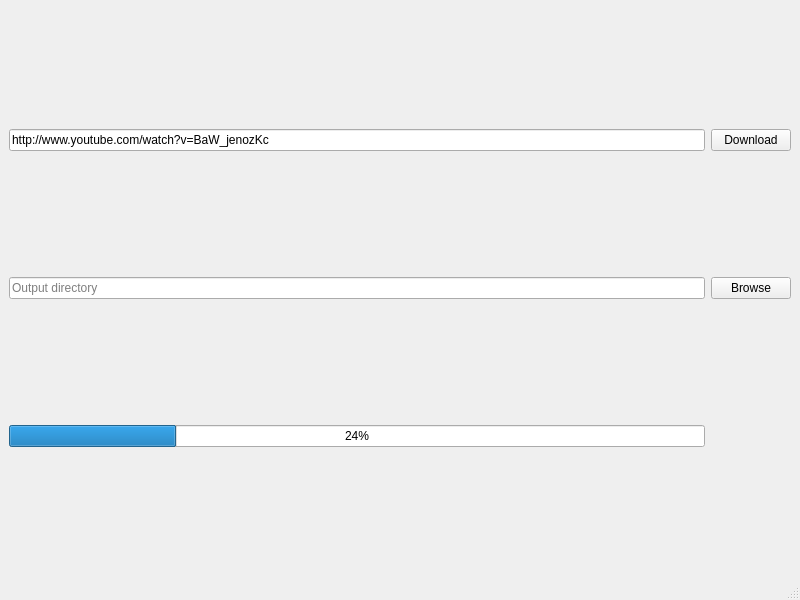
Before: the Qt Designer form ui/main_window.ui in AndreMiras/youtube-dl-qt, drawn with Qt 5.
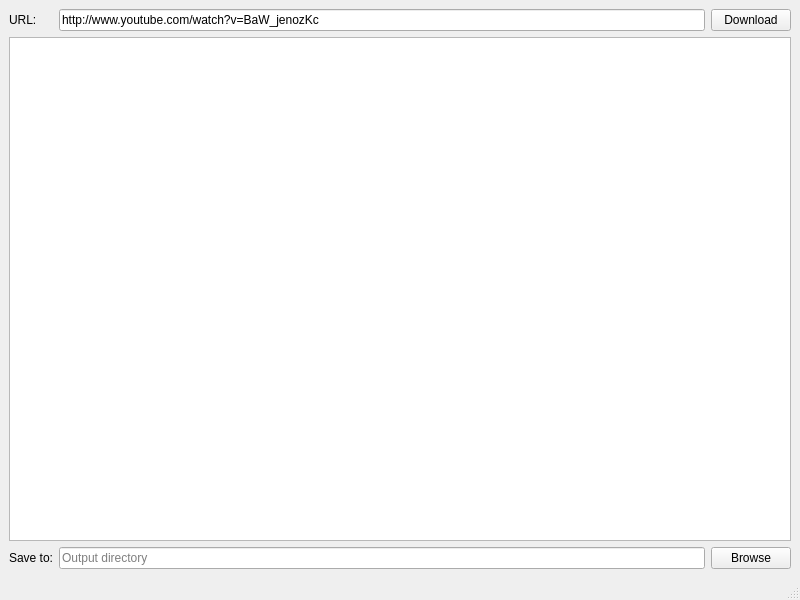
After: the same form once the commit is applied.

Commit message: added download queue support

```diff
--- a/ui/main_window.ui
+++ b/ui/main_window.ui
@@ -15,7 +15,7 @@
   </property>
   <widget class="QWidget" name="centralwidget">
    <layout class="QGridLayout" name="gridLayout">
-    <item row="0" column="0">
+    <item row="0" column="1">
      <widget class="QLineEdit" name="urlLineEdit">
       <property name="text">
        <string>http://www.youtube.com/watch?v=BaW_jenozKc</string>
@@ -25,31 +25,41 @@
       </property>
      </widget>
     </item>
-    <item row="2" column="0">
-     <widget class="QLineEdit" name="outputDirLineEdit">
-      <property name="placeholderText">
-       <string>Output directory</string>
-      </property>
-     </widget>
-    </item>
-    <item row="0" column="1">
+    <item row="0" column="2">
      <widget class="QPushButton" name="downloadPushButton">
       <property name="text">
        <string>Download</string>
       </property>
      </widget>
     </item>
-    <item row="2" column="1">
+    <item row="3" column="1">
+     <widget class="QLineEdit" name="outputDirLineEdit">
+      <property name="placeholderText">
+       <string>Output directory</string>
+      </property>
+     </widget>
+    </item>
+    <item row="3" column="2">
      <widget class="QPushButton" name="browsePushButton">
       <property name="text">
        <string>Browse</string>
       </property>
      </widget>
     </item>
+    <item row="0" column="0">
+     <widget class="QLabel" name="label">
+      <property name="text">
+       <string>URL:</string>
+      </property>
+     </widget>
+    </item>
+    <item row="1" column="0" colspan="3">
+     <widget class="QListWidget" name="downloadListWidget"/>
+    </item>
     <item row="3" column="0">
-     <widget class="QProgressBar" name="progressBar">
-      <property name="value">
-       <number>24</number>
+     <widget class="QLabel" name="label_2">
+      <property name="text">
+       <string>Save to:</string>
       </property>
      </widget>
     </item>
```
The commit also changes 4 other files.
